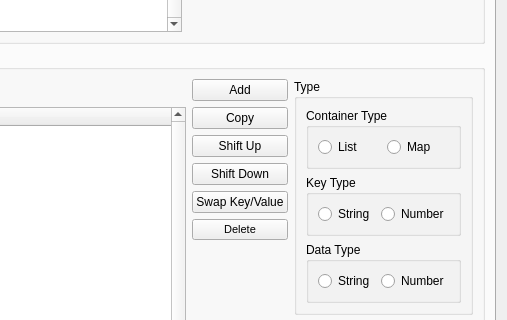
wookieejedi/fs2open.github.com, file qtfred/ui/VariableDialog.ui: the form before one commit; both pictures show x 505 to 1012 and y 378 to 698 of the 1012 by 853 pixel window.
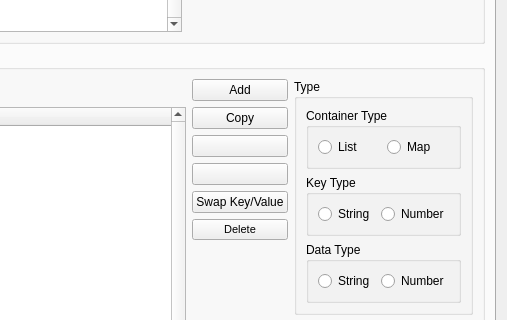
The form after the commit. The open tabs and pages were chosen to show the change.

Patch:
```diff
--- a/qtfred/ui/VariableDialog.ui
+++ b/qtfred/ui/VariableDialog.ui
@@ -574,14 +574,14 @@
             <item>
              <widget class="QPushButton" name="shiftItemUpButton">
               <property name="text">
-               <string>Shift Up</string>
+               <string/>
               </property>
              </widget>
             </item>
             <item>
              <widget class="QPushButton" name="shiftItemDownButton">
               <property name="text">
-               <string>Shift Down</string>
+               <string/>
               </property>
              </widget>
             </item>
```
Left out of the diff: 2 changed lines with no effect on the pictures.
